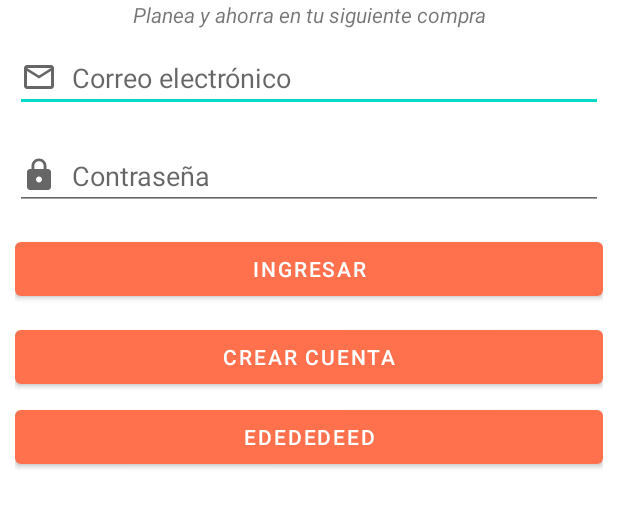
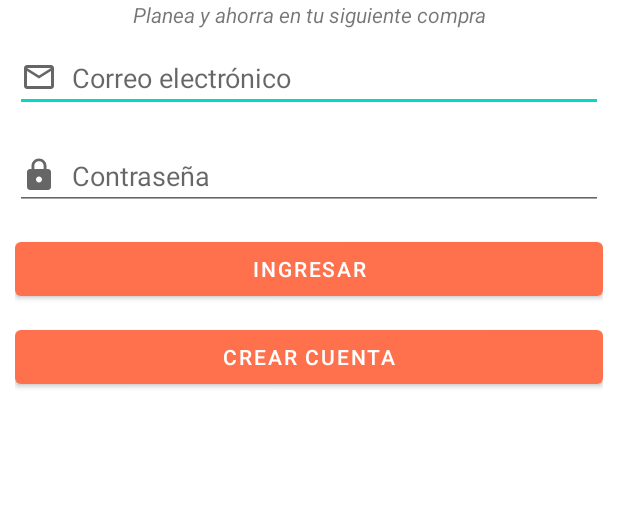
Before and after one commit to wilrivera/G7-YoTeAyudo, an Android app: the screen it shows after launch (LoginActivity), on a phone screen of 412 x 824 dp, the part 474-1002 px from its top. Run offline under Robolectric (Android 15) with nearby library versions, the light colour scheme and no system bars; Roboto replaces fonts that are not available here; 1 statement that could not run was skipped.

Commit message:
borre boton de prueba

```diff
--- a/app/src/main/res/layout/activity_login.xml
+++ b/app/src/main/res/layout/activity_login.xml
@@ -92,10 +92,4 @@
         android:text="Crear cuenta"
         android:onClick="registrar"/>
 
-    <Button
-        android:id="@+id/button"
-        android:layout_width="match_parent"
-        android:layout_height="wrap_content"
-        android:text="edededeed" />
-
 </LinearLayout>
```
